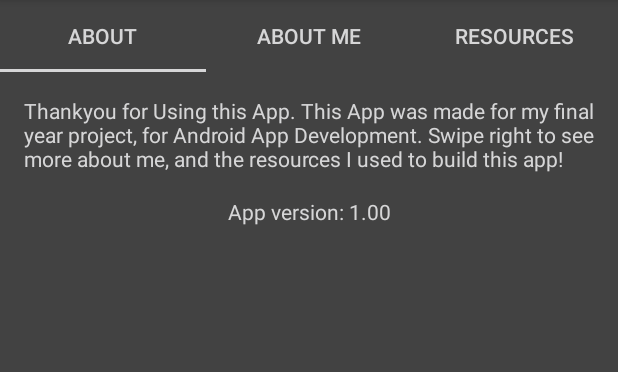
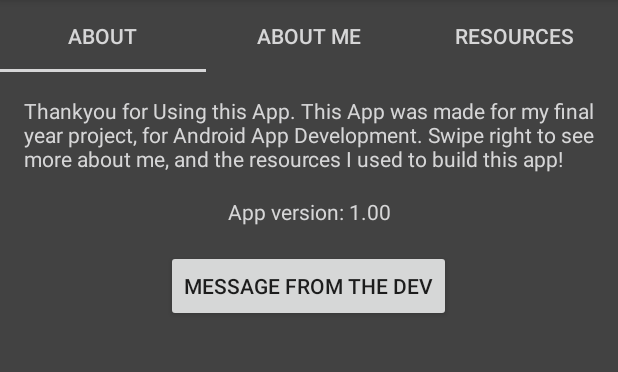
Before and after one commit to Holmesy221/Android-Application-Year3, an Android app: the AboutFragment screen opened directly, with no data from a screen before it, on a phone screen of 412 x 824 dp, the part 84-456 px from its top. Run offline under Robolectric (Android 15) with nearby library versions, the phone set to English and light mode, and no system bars.

Commit message:
Added , voice message from me

```diff
--- a/mobile/src/main/java/covuni/a300cemcovunistudenthelper/AboutFragment.java
+++ b/mobile/src/main/java/covuni/a300cemcovunistudenthelper/AboutFragment.java
@@ -1,10 +1,13 @@
 package covuni.a300cemcovunistudenthelper;
 
+import android.media.MediaPlayer;
 import android.os.Bundle;
+import android.support.design.widget.Snackbar;
 import android.support.v4.app.Fragment;
 import android.view.LayoutInflater;
 import android.view.View;
 import android.view.ViewGroup;
+import android.widget.Button;
 
 /**
  * Created by Holmesy on 21/10/2017.
@@ -18,6 +21,19 @@ public class AboutFragment extends Fragment {
     public View onCreateView(LayoutInflater inflater, ViewGroup container,
                              Bundle savedInstanceState) {
         View view = inflater.inflate(R.layout.fragment_about, container, false);
+final MediaPlayer messageDev = MediaPlayer.create(getActivity(), R.raw.message);
+        Button button = (Button) view.findViewById(R.id.audioButton);
+
+        button.setOnClickListener(new View.OnClickListener() {
+            @Override
+            public void onClick(View v) {
+                messageDev.start();
+                Snackbar.make(v, "Message playing", Snackbar.LENGTH_LONG).show();
+            }
+        });
+
+
+
 
         return view;
     }
--- a/mobile/src/main/java/covuni/a300cemcovunistudenthelper/MainActivity.java
+++ b/mobile/src/main/java/covuni/a300cemcovunistudenthelper/MainActivity.java
@@ -96,7 +96,6 @@ public class MainActivity extends AppCompatActivity
             startActivity(intent);
 
         }
-
         if (fragment !=null){
             FragmentTransaction fragmentTransaction = getSupportFragmentManager().beginTransaction();
             fragmentTransaction.replace(R.id.frame_container,fragment);
--- /dev/null
+++ b/mobile/src/main/java/covuni/a300cemcovunistudenthelper/SnapMeActvity.java
@@ -0,0 +1,5 @@
+package covuni.a300cemcovunistudenthelper;
+
+/**
+ * Created by Holmesy on 11/12/2017.
+ */
--- a/mobile/src/main/res/layout/fragment_about.xml
+++ b/mobile/src/main/res/layout/fragment_about.xml
@@ -31,6 +31,21 @@
         android:layout_width="match_parent"
         android:layout_height="wrap_content"
         />
+    <RelativeLayout
+        android:layout_width="match_parent"
+        android:layout_height="match_parent">
+        <Button
+            android:layout_margin="16dp"
+            android:id="@+id/audioButton"
+            android:layout_centerInParent="true"
+            android:layout_width="wrap_content"
+            android:layout_height="wrap_content"
+            android:text="Message from the Dev" />
+
+    </RelativeLayout>
+
+
+
 
 
 
--- a/mobile/src/main/res/menu/activity_main_drawer.xml
+++ b/mobile/src/main/res/menu/activity_main_drawer.xml
@@ -28,6 +28,11 @@
                 android:title="Locate me!" />
 
             <item
+                android:id="@+id/snap_me"
+                android:icon="@drawable/ic_location"
+                android:title="Snap me!"/>
+
+            <item
                 android:id="@+id/offlineNotes"
                 android:icon="@drawable/ic_notess"
                 android:title="Personal Notes"/>
--- /dev/null
+++ b/mobile/src/main/res/xml/files.xml
@@ -0,0 +1,4 @@
+<?xml version="1.0" encoding="utf-8"?>
+<paths>
+    files-path name="snap_photos" path="."/>
+</paths>
```
Also changed, not shown: mobile/src/main/AndroidManifest.xml (+20 -0 lines), mobile/src/main/res/layout/activity_snap_me.xml (added, +29 -0 lines).
